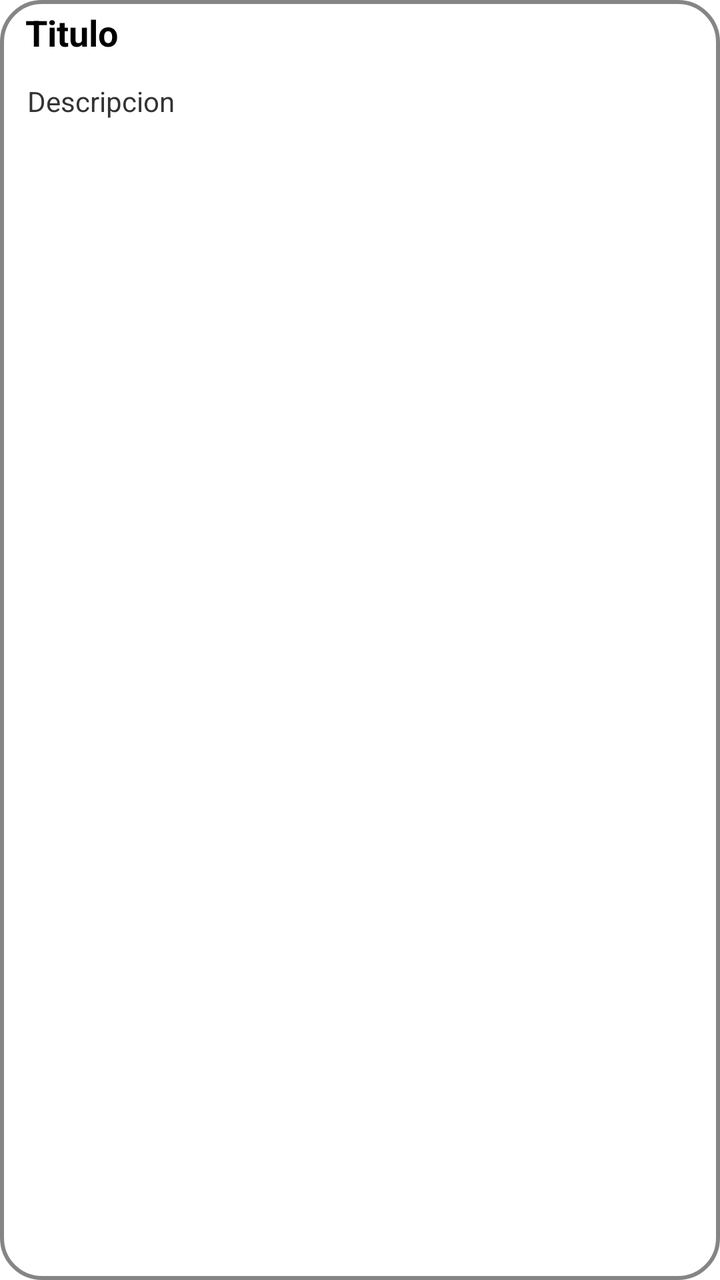
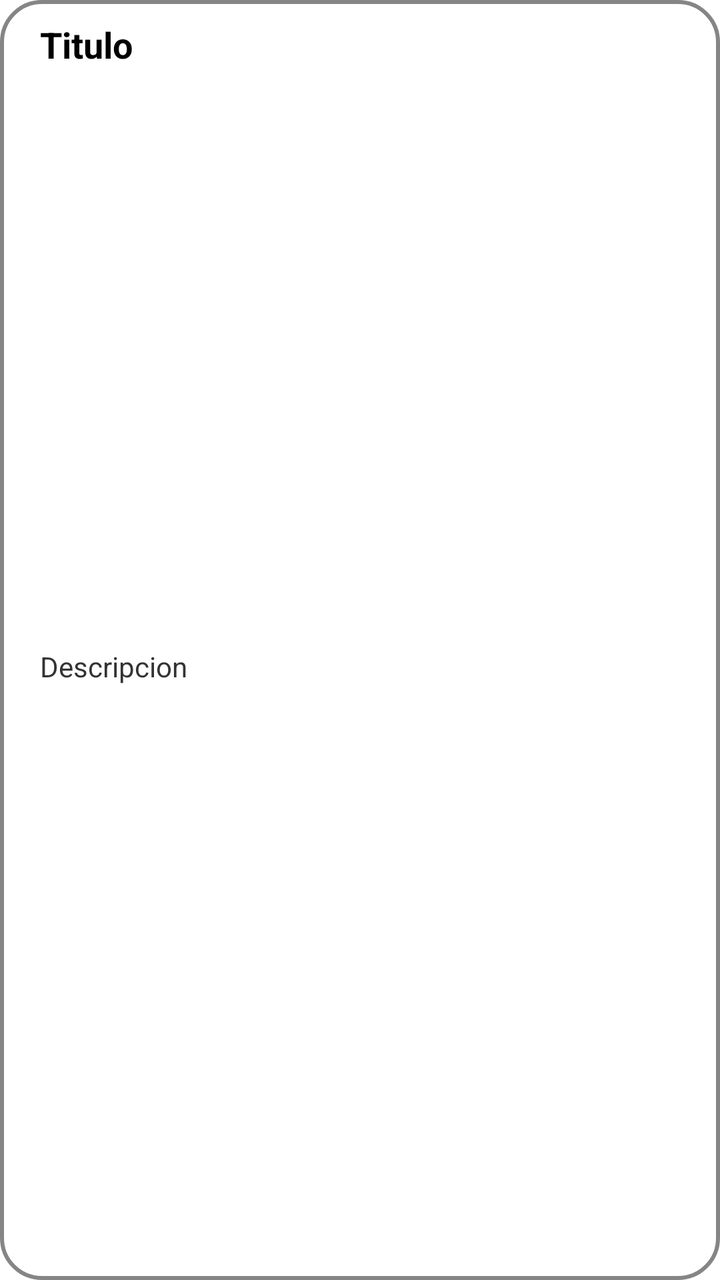

Compare the two renders of this Android layout. The source of the first and the diff that turns it into the second are given below.
<!-- AndroidManifest.xml: application theme Theme.AppNotas -->
<!-- res/layout/item_nota.xml -->
<?xml version="1.0" encoding="utf-8"?>
<androidx.constraintlayout.widget.ConstraintLayout xmlns:android="http://schemas.android.com/apk/res/android"
    xmlns:app="http://schemas.android.com/apk/res-auto"
    android:id="@+id/itemNotaLayout"
    android:layout_width="match_parent"
    android:layout_height="wrap_content"
    android:background="@drawable/rectangulo_fondo_lista">

    <TextView
        android:id="@+id/Titulo"
        android:layout_width="336dp"
        android:layout_height="33dp"
        android:layout_marginTop="4dp"
        android:text="Titulo"
        android:textColor="@color/black"
        android:textSize="18sp"
        android:textStyle="bold"
        app:layout_constraintEnd_toEndOf="parent"
        app:layout_constraintHorizontal_bias="0.529"
        app:layout_constraintStart_toStartOf="parent"
        app:layout_constraintTop_toTopOf="parent" />

    <TextView
        android:id="@+id/Descripcion"
        android:layout_width="333dp"
        android:layout_height="29dp"
        android:layout_marginTop="4dp"
        android:text="Descripcion"
        android:textColor="#333333"
        android:textSize="14sp"
        app:layout_constraintEnd_toEndOf="parent"
        app:layout_constraintStart_toStartOf="parent"
        app:layout_constraintTop_toBottomOf="@id/Titulo" />

</androidx.constraintlayout.widget.ConstraintLayout>
<!-- resources referenced by this layout -->
<resources>
  <color name="black">#FF000000</color>
  <!-- drawable rectangulo_fondo_lista (drawable) -->
  <?xml version="1.0" encoding="utf-8"?>
  <shape xmlns:android="http://schemas.android.com/apk/res/android"
      android:shape="rectangle">
      <solid android:color="@color/Color1" />
      <stroke android:width="2dp" android:color="#858585" />
      <corners android:radius="20dp" />
  </shape>
  <style name="Theme.AppNotas" parent="Theme.MaterialComponents.DayNight.NoActionBar">
          
          <item name="colorPrimary">@color/verde_notas</item>
          <item name="colorPrimaryVariant">@color/verde_oscuro_notas</item>
          <item name="colorOnPrimary">@color/white</item>
          
          <item name="colorSecondary">@color/teal_200</item>
          <item name="colorSecondaryVariant">@color/teal_700</item>
          <item name="colorOnSecondary">@color/black</item>
          
          <item name="android:statusBarColor">?attr/colorPrimaryVariant</item>
          
          <item name="materialButtonStyle">@style/BotonNotas</item>
      </style>
  <color name="Color1">#FFFFFF</color>
  <color name="verde_notas">#6E936B</color>
  <color name="verde_oscuro_notas">#3F5A3D</color>
  <color name="white">#FFFFFFFF</color>
  <color name="teal_200">#FF03DAC5</color>
  <color name="teal_700">#FF018786</color>
  <style name="BotonNotas" parent="Widget.MaterialComponents.Button">
          <item name="backgroundTint">@color/verde_notas</item>
          <item name="android:textColor">@color/white</item>
          <item name="android:textAllCaps">false</item>
          <item name="android:textSize">15sp</item>
          <item name="android:letterSpacing">0.01</item>
          <item name="cornerRadius">100dp</item>
          <item name="android:insetTop">0dp</item>
          <item name="android:insetBottom">0dp</item>
          <item name="android:minHeight">48dp</item>
      </style>
</resources>

<!-- the commit's change to res/layout/item_nota.xml (unified diff, before → after) -->
@@ -8,28 +8,37 @@
 
     <TextView
         android:id="@+id/Titulo"
-        android:layout_width="336dp"
-        android:layout_height="33dp"
-        android:layout_marginTop="4dp"
+        android:layout_width="0dp"
+        android:layout_height="wrap_content"
+        android:layout_marginStart="20dp"
+        android:layout_marginTop="10dp"
+        android:layout_marginEnd="20dp"
+        android:ellipsize="end"
+        android:maxLines="1"
         android:text="Titulo"
         android:textColor="@color/black"
         android:textSize="18sp"
         android:textStyle="bold"
         app:layout_constraintEnd_toEndOf="parent"
-        app:layout_constraintHorizontal_bias="0.529"
         app:layout_constraintStart_toStartOf="parent"
         app:layout_constraintTop_toTopOf="parent" />
 
     <TextView
         android:id="@+id/Descripcion"
-        android:layout_width="333dp"
-        android:layout_height="29dp"
+        android:layout_width="0dp"
+        android:layout_height="wrap_content"
+        android:layout_marginStart="20dp"
         android:layout_marginTop="4dp"
+        android:layout_marginEnd="20dp"
+        android:layout_marginBottom="12dp"
+        android:ellipsize="end"
+        android:maxLines="2"
         android:text="Descripcion"
         android:textColor="#333333"
         android:textSize="14sp"
         app:layout_constraintEnd_toEndOf="parent"
         app:layout_constraintStart_toStartOf="parent"
+        app:layout_constraintBottom_toBottomOf="parent"
         app:layout_constraintTop_toBottomOf="@id/Titulo" />
 
 </androidx.constraintlayout.widget.ConstraintLayout>
